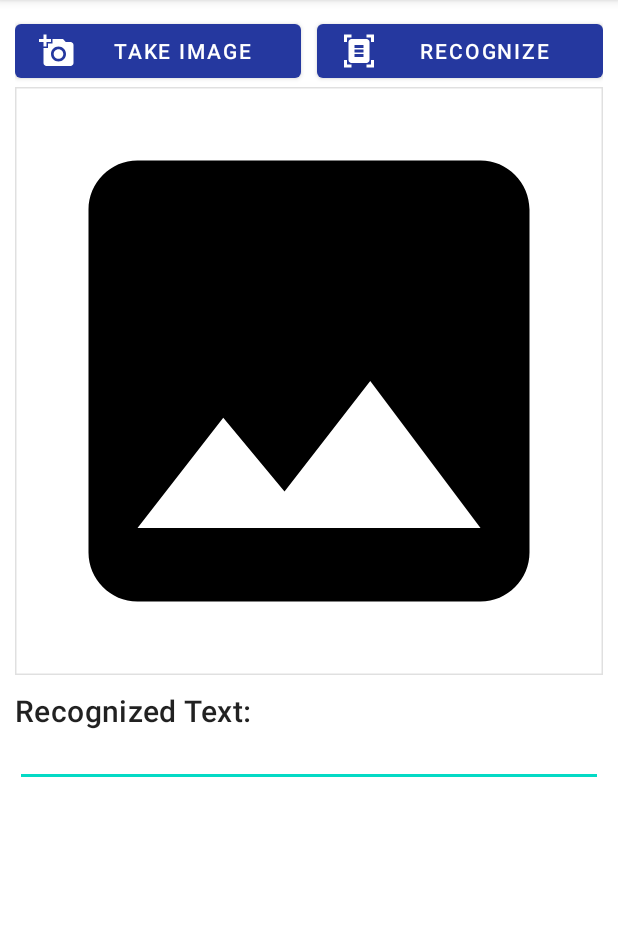
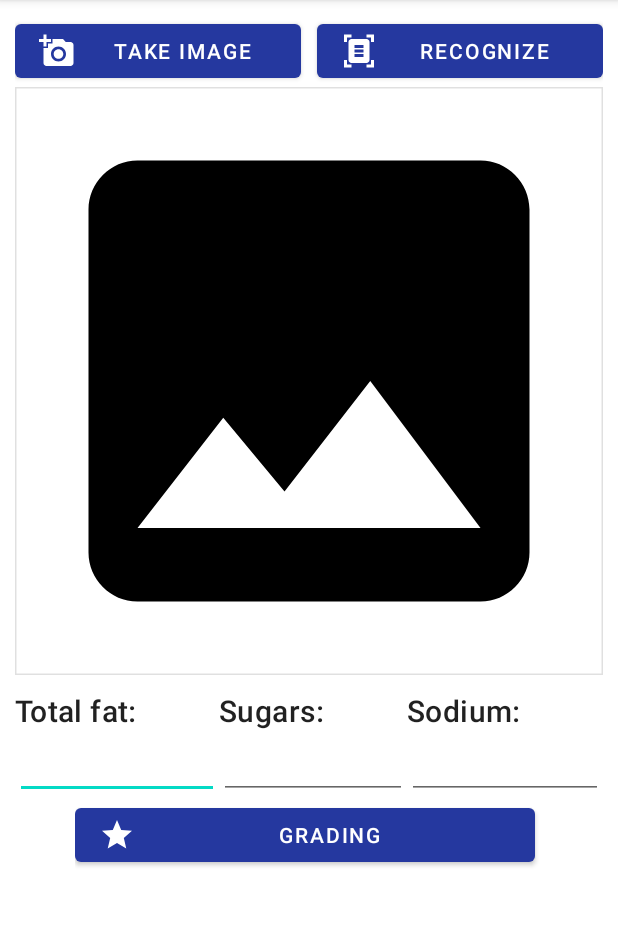
Before and after one commit to alvinchak/FYP_MobileApp_ChakLaiKin, an Android app: the screen it shows after launch (MainActivity), on a phone screen of 412 x 824 dp, the part 84-1010 px from its top. Run offline under Robolectric (Android 15) with nearby library versions, the phone set to English and light mode, and no system bars; libraries missing offline, so code that uses them is left out: com.google.mlkit.vision; 1 statement that could not run was skipped.

Commit message:
extract main nutrient (total fat, sugars and sodium)

```diff
--- a/app/src/main/java/com/example/fyp_kotlin/MainActivity.kt
+++ b/app/src/main/java/com/example/fyp_kotlin/MainActivity.kt
@@ -31,12 +31,16 @@ class MainActivity : AppCompatActivity() {
     private lateinit var inputImageBtn: MaterialButton
     private lateinit var recognizeTextBtn: MaterialButton
     private lateinit var imageIv: ImageView
-    private lateinit var recognizedTextEt: EditText
+    //private lateinit var recognizedTextEt: EditText
     private lateinit var positionEnergy: String
     private lateinit var positionValueEnergy: String
     private lateinit var positionTotalfat: String
     private lateinit var positionSugar: String
     private lateinit var positionSodium: String
+
+    private lateinit var valueTotalfat: EditText
+    private lateinit var valueSugars: EditText
+    private lateinit var valueSodium: EditText
 
     private companion object{
         //to handle the result of Camera/Gallery permissions in onRequestPermissionResults
@@ -65,7 +69,10 @@ class MainActivity : AppCompatActivity() {
         inputImageBtn = findViewById(R.id.inputImageBtn)
         recognizeTextBtn = findViewById(R.id.recognizeTextBtn)
         imageIv = findViewById(R.id.imageIv)
-        recognizedTextEt = findViewById(R.id.recognizedTextEt)
+        //recognizedTextEt = findViewById(R.id.recognizedTextEt)
+        valueTotalfat = findViewById(R.id.editTotalfat)
+        valueSugars = findViewById(R.id.editSugars)
+        valueSodium = findViewById(R.id.editSodium)
 
         //init arrays of permissions required for Camera, Gallery
         cameraPermissions = arrayOf(Manifest.permission.CAMERA, Manifest.permission.WRITE_EXTERNAL_STORAGE)
@@ -186,7 +193,11 @@ class MainActivity : AppCompatActivity() {
                         .plus(", Sodium: ")
                         .plus(sodiumValue)
 
-                    recognizedTextEt.setText(output)
+                    //recognizedTextEt.setText(output)
+
+                    valueTotalfat.setText(sugarValue)
+                    valueSugars.setText(totalfatValue)
+                    valueSodium.setText(sodiumValue)
 
 
                     //val abc = newText.indexOf("Per 100g")
--- /dev/null
+++ b/app/src/main/res/drawable/ic_baseline_grade_24.xml
@@ -0,0 +1,5 @@
+<vector android:height="24dp" android:tint="#000000"
+    android:viewportHeight="24" android:viewportWidth="24"
+    android:width="24dp" xmlns:android="http://schemas.android.com/apk/res/android">
+    <path android:fillColor="@android:color/white" android:pathData="M12,17.27L18.18,21l-1.64,-7.03L22,9.24l-7.19,-0.61L12,2 9.19,8.63 2,9.24l5.46,4.73L5.82,21z"/>
+</vector>
--- a/app/src/main/res/layout/activity_main.xml
+++ b/app/src/main/res/layout/activity_main.xml
@@ -47,32 +47,137 @@
             android:orientation="vertical">
 
             <!--ImageView: Show image we took from Camera/Gallery-->
+
+            <!--TextView: Label to show that below will be the recognized text shown-->
             <com.google.android.material.imageview.ShapeableImageView
                 android:id="@+id/imageIv"
                 android:layout_width="match_parent"
-                app:strokeWidth="2dp"
+                android:layout_height="wrap_content"
+                android:adjustViewBounds="true"
                 android:src="@drawable/ic_baseline_image_24"
-                android:adjustViewBounds="true"
-                android:layout_height="wrap_content"/>
-
-            <!--TextView: Label to show that below will be the recognized text shown-->
+                app:strokeWidth="2dp" />
+<!--
             <TextView
                 style="@style/TextAppearance.MaterialComponents.Headline6"
                 android:layout_width="match_parent"
                 android:layout_height="wrap_content"
                 android:layout_marginTop="10dp"
-                android:text="Recognized Text:"/>
+                android:text="Recognized Text:" />
+-->
 
             <!--EditText: show the recognized text, You may use TextView instead-->
+            <!--
             <EditText
                 android:id="@+id/recognizedTextEt"
                 android:layout_width="match_parent"
                 android:layout_height="wrap_content"
-                android:textSize="12sp"/>
+                android:textSize="12sp" />
 
+            -->
 
         </LinearLayout>
 
+
+
     </ScrollView>
 
+    <LinearLayout
+        android:layout_width="match_parent"
+        android:layout_height="wrap_content"
+        android:orientation="horizontal">
+
+
+        <LinearLayout
+            android:id="@+id/linearLayout"
+            android:layout_width="wrap_content"
+            android:layout_height="wrap_content"
+            android:layout_weight="1"
+            android:orientation="vertical"
+            app:layout_constraintStart_toStartOf="parent">
+
+            <TextView
+                style="@style/TextAppearance.MaterialComponents.Headline6"
+                android:layout_width="wrap_content"
+                android:layout_height="match_parent"
+                android:layout_marginTop="10dp"
+                android:text="Total fat:" />
+
+            <EditText
+                android:id="@+id/editTotalfat"
+                android:layout_width="match_parent"
+                android:layout_height="match_parent"
+                android:ems="10"
+                />
+
+        </LinearLayout>
+
+        <LinearLayout
+            android:layout_width="wrap_content"
+            android:layout_height="wrap_content"
+            android:orientation="vertical"
+            android:layout_weight="1"
+            app:layout_constraintEnd_toStartOf="@+id/linearLayout2"
+            app:layout_constraintStart_toEndOf="@+id/linearLayout">
+
+            <TextView
+                style="@style/TextAppearance.MaterialComponents.Headline6"
+                android:layout_width="wrap_content"
+                android:layout_height="match_parent"
+                android:layout_marginTop="10dp"
+                android:text="Sugars:" />
+
+            <EditText
+                android:id="@+id/editSugars"
+                android:layout_width="match_parent"
+                android:layout_height="match_parent"
+                android:ems="10"
+                />
+
+        </LinearLayout>
+
+
+        <LinearLayout
+            android:id="@+id/linearLayout2"
+            android:layout_width="wrap_content"
+            android:layout_height="wrap_content"
+            android:orientation="vertical"
+            android:layout_weight="1"
+            app:layout_constraintEnd_toEndOf="parent">
+
+            <TextView
+                style="@style/TextAppearance.MaterialComponents.Headline6"
+                android:layout_width="wrap_content"
+                android:layout_height="match_parent"
+                android:layout_marginTop="10dp"
+                android:text="Sodium:" />
+
+            <EditText
+                android:id="@+id/editSodium"
+                android:layout_width="match_parent"
+                android:layout_height="match_parent"
+                android:ems="10"
+                />
+
+        </LinearLayout>
+
+    </LinearLayout>
+
+    <LinearLayout
+        android:layout_width="match_parent"
+        android:layout_height="wrap_content"
+        android:layout_marginLeft="40dp"
+        android:layout_marginRight="40dp"
+        android:orientation="horizontal">
+
+        <com.google.android.material.button.MaterialButton
+            android:id="@+id/GradingBtn"
+            android:layout_width="match_parent"
+            android:layout_height="match_parent"
+            android:layout_marginEnd="5dp"
+            android:layout_weight="1"
+            android:text="GRADING"
+            app:backgroundTint="#25389F"
+            app:icon="@drawable/ic_baseline_grade_24" />
+    </LinearLayout>
+
 </LinearLayout>
```
